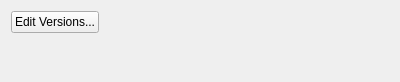
Before: the Qt Designer form core/ui/settings_apps_ui.ui in mjbonnington/icarus-gps, drawn with Qt 5.
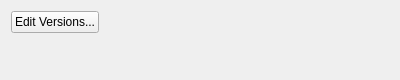
After: the same form once the commit is applied.

What changed in the file:
```diff
--- a/core/ui/settings_apps_ui.ui
+++ b/core/ui/settings_apps_ui.ui
@@ -7,7 +7,7 @@
     <x>0</x>
     <y>0</y>
     <width>400</width>
-    <height>82</height>
+    <height>80</height>
    </rect>
   </property>
   <property name="windowTitle">
```
